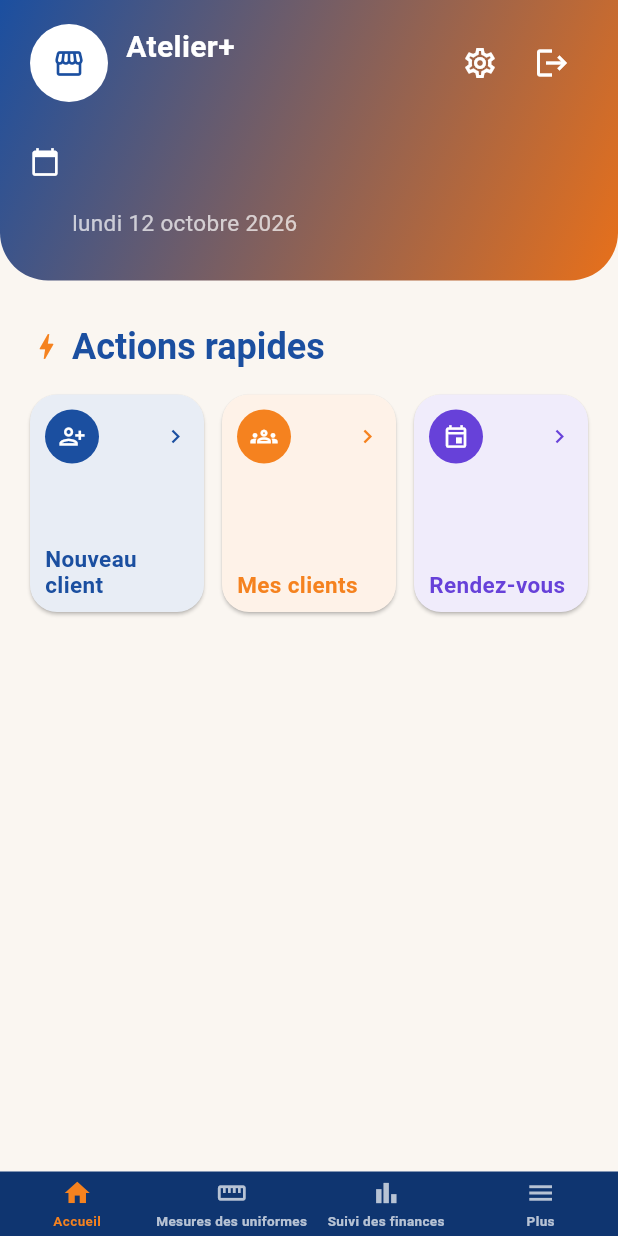
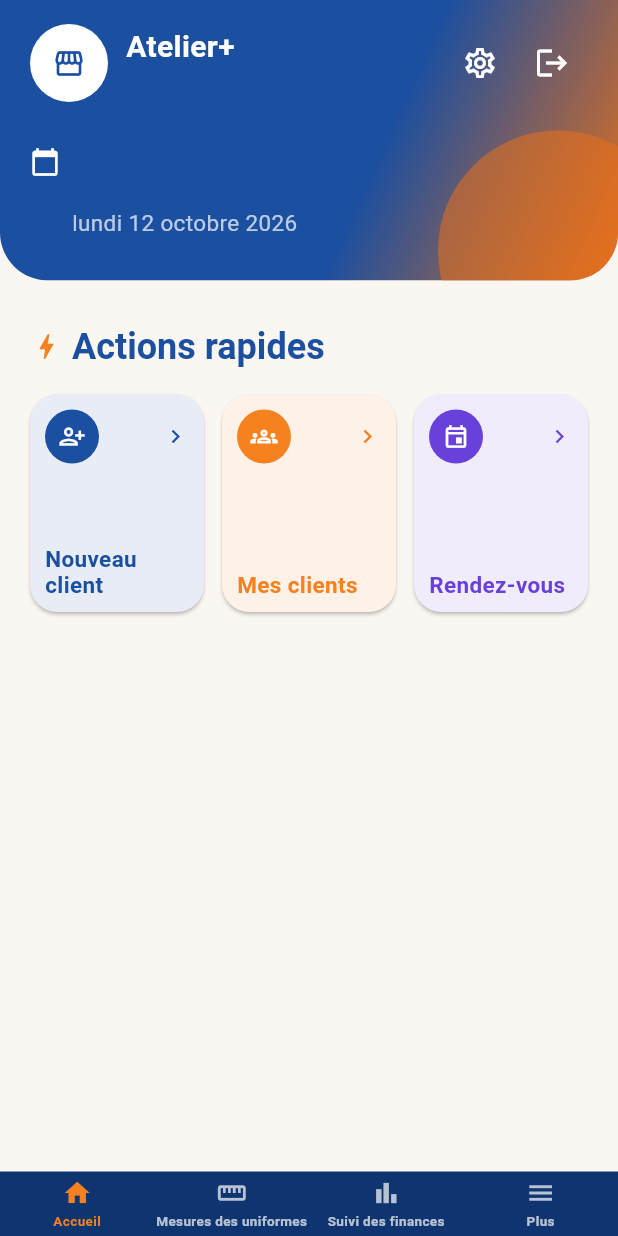
Before and after one commit to ouattaradanou-debug/forevercare-ai, a Flutter app: the screen it shows once a user with an empty profile is signed in, on a phone screen of 412 x 824 dp. Run offline on Flutter 3.47's test engine with Material 3 defaults, Android fonts, the phone set to English and light mode, and no system bars; our stand-ins replace audioplayers, cached_network_image, connectivity_plus, drift, flutter_contacts, flutter_image_compress and 16 more; missing offline and left inert: record; accounts and stored records are empty; generated files the repository leaves out were written again.

Commit message:
Rapproche l'en-tête du modèle : fond surtout bleu, orange en touche décorative
Remplace le dégradé diagonal uniforme (qui mélangeait bleu et orange
sur toute la largeur) par un fond surtout bleu SEDA Tech, avec
l'orange qui n'apparaît qu'en cercle décorative discret dans le coin
bas-droit — plus proche du modèle envoyé par le tailleur.

Co-Authored-By: Claude Sonnet 5 <noreply@anthropic.com>
Claude-Session: https://claude.ai/code/session_01HPRTXPCgGzxUX9YW2QHUsa

```diff
--- a/atelier_plus/lib/features/auth/presentation/ecran_accueil_provisoire.dart
+++ b/atelier_plus/lib/features/auth/presentation/ecran_accueil_provisoire.dart
@@ -242,19 +242,52 @@ class _EnTete extends StatelessWidget {
 
   @override
   Widget build(BuildContext context) {
-    return Container(
-      decoration: const BoxDecoration(
-        gradient: LinearGradient(
-          begin: Alignment.topLeft,
-          end: Alignment.bottomRight,
-          colors: [_CouleursAccueil.enteteHaut, _CouleursAccueil.enteteBas],
-        ),
-        borderRadius: BorderRadius.only(
-          bottomLeft: Radius.circular(32),
-          bottomRight: Radius.circular(32),
-        ),
+    return ClipRRect(
+      borderRadius: const BorderRadius.only(
+        bottomLeft: Radius.circular(32),
+        bottomRight: Radius.circular(32),
       ),
-      child: Padding(
+      child: Stack(
+        children: [
+          // Fond surtout bleu, avec l'orange qui n'apparaît qu'en touche
+          // décorative dans le coin bas-droit (pas un dégradé uniforme sur
+          // toute la largeur) — plus proche du modèle envoyé.
+          Positioned.fill(
+            child: Container(
+              decoration: const BoxDecoration(
+                gradient: LinearGradient(
+                  begin: Alignment.topLeft,
+                  end: Alignment.bottomRight,
+                  colors: [
+                    _CouleursAccueil.enteteHaut,
+                    _CouleursAccueil.enteteHaut,
+                    _CouleursAccueil.enteteBas,
+                  ],
+                  stops: [0, 0.6, 1],
+                ),
+              ),
+            ),
+          ),
+          Positioned(
+            right: -40,
+            bottom: -60,
+            child: Container(
+              width: 160,
+              height: 160,
+              decoration: BoxDecoration(
+                shape: BoxShape.circle,
+                color: _CouleursAccueil.enteteBas.withOpacity(0.55),
+              ),
+            ),
+          ),
+          _contenu(context),
+        ],
+      ),
+    );
+  }
+
+  Widget _contenu(BuildContext context) {
+    return Padding(
         padding: const EdgeInsets.fromLTRB(20, 16, 20, 28),
         child: Column(
           crossAxisAlignment: CrossAxisAlignment.start,
@@ -364,7 +397,6 @@ class _EnTete extends StatelessWidget {
             ),
           ],
         ),
-      ),
     );
   }
 }
```
